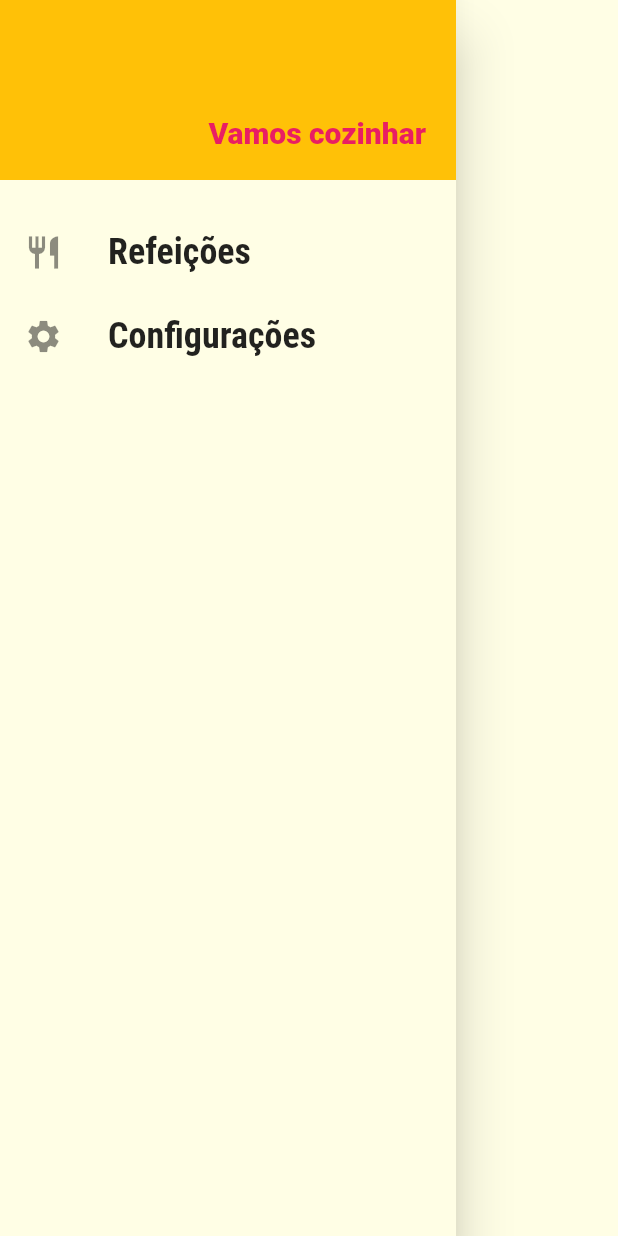
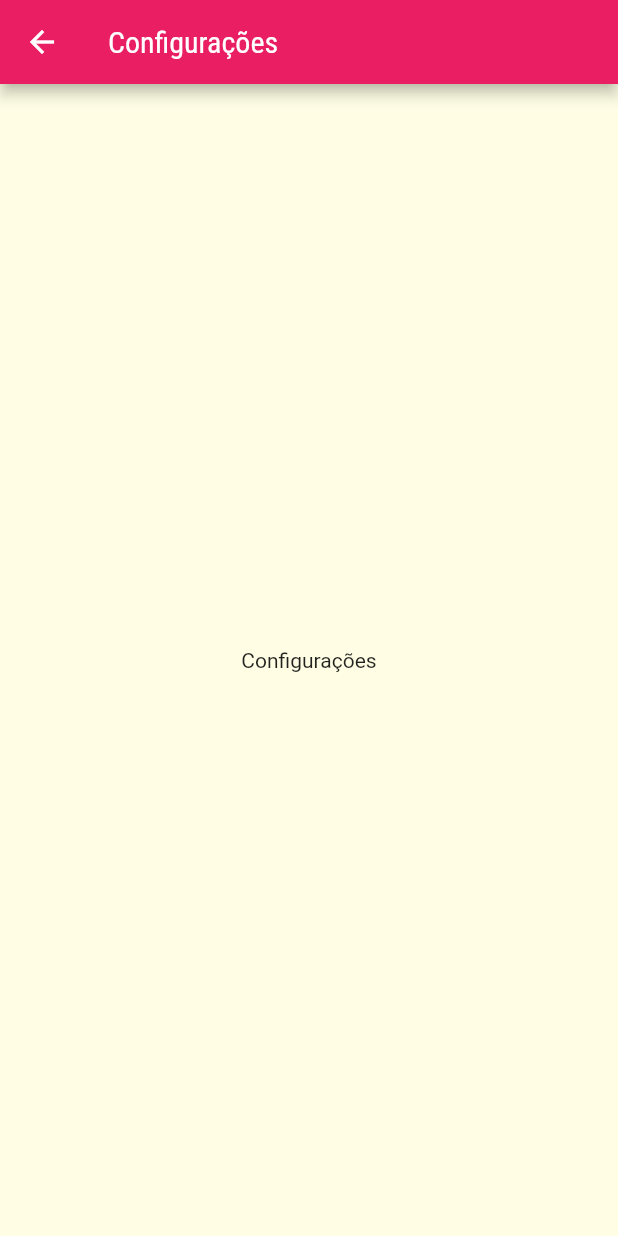
Before and after one commit to AndersonGoncalves/CursoCompletoFlutter, a Flutter app: the MainDrawer widget shown alone on an empty page, opened directly, after a tap on "Configurações", on a phone screen of 412 x 824 dp. Run offline on Flutter 3.47's test engine with Material 2 defaults, Android fonts, the phone set to English and light mode, and no system bars; network calls fail.

Commit message:
Adicionando link no drawer (Menu)

```diff
--- a/refeicoes/lib/components/main_drawer.dart
+++ b/refeicoes/lib/components/main_drawer.dart
@@ -1,9 +1,10 @@
 import 'package:flutter/material.dart';
+import 'package:refeicoes/utils/app_routes.dart';
 
 class MainDrawer extends StatelessWidget {
   const MainDrawer({super.key});
 
-  Widget _createItem(IconData icon, String label) {
+  Widget _createItem(IconData icon, String label, Function() onTap) {
     return ListTile(
       leading: Icon(
         icon,
@@ -17,7 +18,7 @@ class MainDrawer extends StatelessWidget {
           fontWeight: FontWeight.bold,
         ),
       ),
-      onTap: () {},
+      onTap: onTap,
     );
   }
 
@@ -41,8 +42,16 @@ class MainDrawer extends StatelessWidget {
           ),
         ),
         const SizedBox(height: 20),
-        _createItem(Icons.restaurant, 'Refeições'),
-        _createItem(Icons.settings, 'Configurações')
+        _createItem(
+          Icons.restaurant,
+          'Refeições',
+          () => Navigator.of(context).pushNamed(AppRoutes.home),
+        ),
+        _createItem(
+          Icons.settings,
+          'Configurações',
+          () => Navigator.of(context).pushNamed(AppRoutes.settings),
+        )
       ],
     ));
   }
--- /dev/null
+++ b/refeicoes/lib/components/settings_screen.dart
@@ -0,0 +1,15 @@
+import 'package:flutter/material.dart';
+
+class SettingsScreen extends StatelessWidget {
+  const SettingsScreen({super.key});
+
+  @override
+  Widget build(BuildContext context) {
+    return Scaffold(
+      appBar: AppBar(
+        title: const Text('Configurações'),
+      ),
+      body: const Center(child: Text('Configurações')),
+    );
+  }
+}
--- a/refeicoes/lib/main.dart
+++ b/refeicoes/lib/main.dart
@@ -1,4 +1,5 @@
 import 'package:flutter/material.dart';
+import 'package:refeicoes/components/settings_screen.dart';
 import 'package:refeicoes/screens/meal_detail_screen.dart';
 import 'package:refeicoes/screens/tabs_screen.dart';
 import 'screens/categories_screen.dart';
@@ -36,6 +37,7 @@ class MyApp extends StatelessWidget {
         AppRoutes.home: (ctx) => const TabsScreen(), //CategoriesScreen(),
         AppRoutes.categoriesMeals: (ctx) => const CategoriesMealsScreen(),
         AppRoutes.mealDetail: (ctx) => const MealDetailScreen(),
+        AppRoutes.settings: (ctx) => const SettingsScreen(),
       },
       /*
       onGenerateRoute: (settings) {
--- a/refeicoes/lib/utils/app_routes.dart
+++ b/refeicoes/lib/utils/app_routes.dart
@@ -2,4 +2,5 @@ class AppRoutes {
   static const home = '/';
   static const categoriesMeals = '/categoris-meals';
   static const mealDetail = '/meal-detail';
+  static const settings = '/settings';
 }
```
